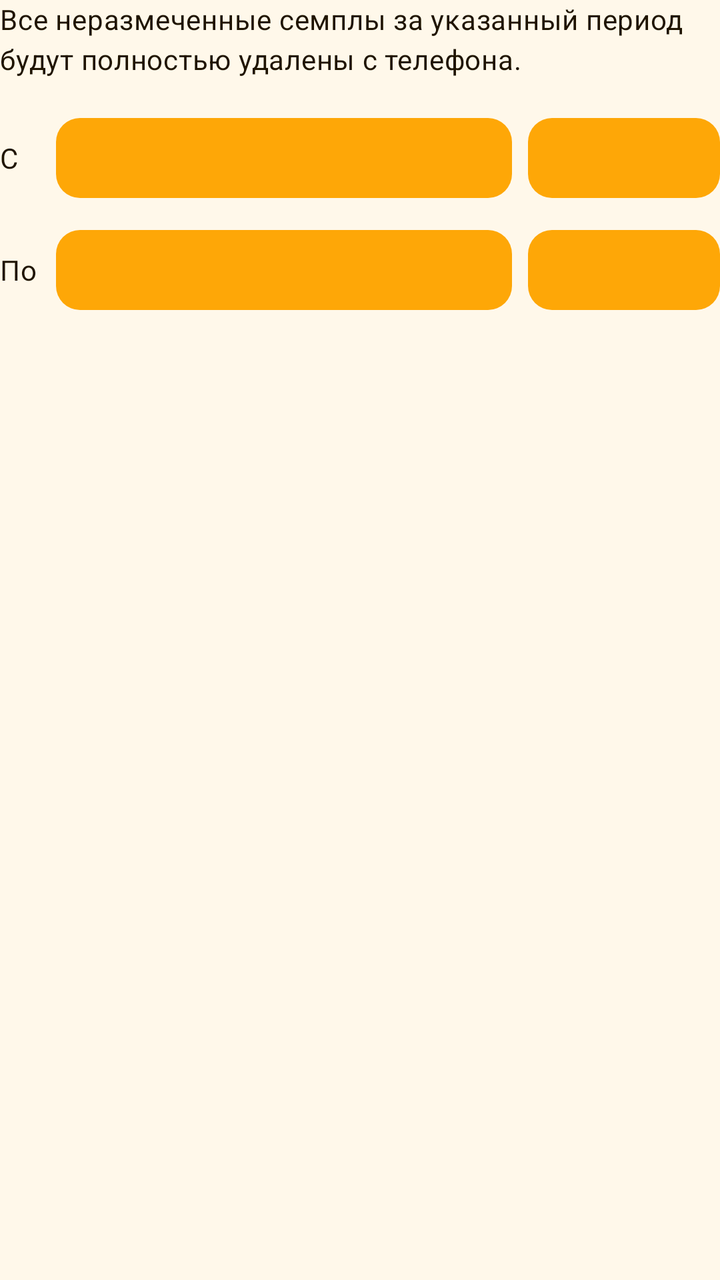
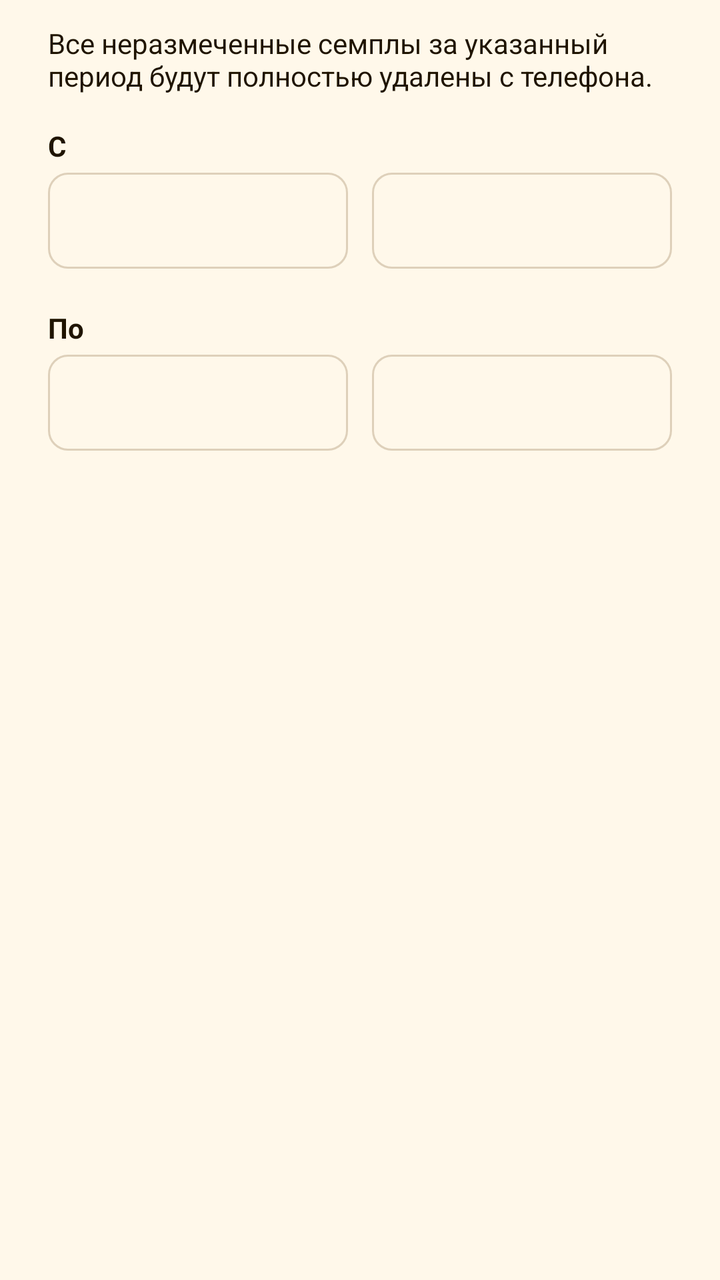

Compare the two renders of this Android layout. The source of the first and the diff that turns it into the second are given below.
<!-- AndroidManifest.xml: application theme Theme.StopEnuresis -->
<!-- res/layout/dialog_clear_pending_samples.xml -->
<?xml version="1.0" encoding="utf-8"?>
<LinearLayout xmlns:android="http://schemas.android.com/apk/res/android"
    android:layout_width="match_parent"
    android:layout_height="wrap_content"
    android:orientation="vertical">

    <TextView
        android:id="@+id/tvClearPendingSamplesMessage"
        android:layout_width="match_parent"
        android:layout_height="wrap_content"
        android:text="@string/clearPendingSamplesDialogMessage"
        android:textAppearance="?attr/textAppearanceBodyMedium" />

    <LinearLayout
        android:layout_width="match_parent"
        android:layout_height="wrap_content"
        android:layout_marginTop="16dp"
        android:gravity="center_vertical"
        android:orientation="horizontal">

        <TextView
            android:layout_width="28dp"
            android:layout_height="wrap_content"
            android:text="@string/dateRangeFrom"
            android:textAppearance="?attr/textAppearanceBodyMedium" />

        <Button
            android:id="@+id/btnStartDate"
            android:layout_width="0dp"
            android:layout_height="48dp"
            android:layout_weight="1"
            android:minHeight="48dp"
            android:textAllCaps="false" />

        <Button
            android:id="@+id/btnStartTime"
            android:layout_width="96dp"
            android:layout_height="48dp"
            android:layout_marginStart="8dp"
            android:minHeight="48dp"
            android:textAllCaps="false" />

    </LinearLayout>

    <LinearLayout
        android:layout_width="match_parent"
        android:layout_height="wrap_content"
        android:layout_marginTop="8dp"
        android:gravity="center_vertical"
        android:orientation="horizontal">

        <TextView
            android:layout_width="28dp"
            android:layout_height="wrap_content"
            android:text="@string/dateRangeTo"
            android:textAppearance="?attr/textAppearanceBodyMedium" />

        <Button
            android:id="@+id/btnEndDate"
            android:layout_width="0dp"
            android:layout_height="48dp"
            android:layout_weight="1"
            android:minHeight="48dp"
            android:textAllCaps="false" />

        <Button
            android:id="@+id/btnEndTime"
            android:layout_width="96dp"
            android:layout_height="48dp"
            android:layout_marginStart="8dp"
            android:minHeight="48dp"
            android:textAllCaps="false" />

    </LinearLayout>

</LinearLayout>
<!-- resources referenced by this layout -->
<resources>
  <string name="clearPendingSamplesDialogMessage">Все неразмеченные семплы за указанный период будут полностью удалены с телефона.</string>
  <string name="dateRangeFrom">С</string>
  <string name="dateRangeTo">По</string>
  <style name="Theme.StopEnuresis" parent="Theme.Material3.DayNight.NoActionBar">
          <item name="colorPrimary">@color/brand_orange</item>
          <item name="colorOnPrimary">@color/brand_on_orange</item>
          <item name="colorPrimaryContainer">@color/brand_orange_light</item>
          <item name="colorOnPrimaryContainer">@color/brand_on_orange</item>
          <item name="colorSecondary">@color/brand_orange_dark</item>
          <item name="colorOnSecondary">@color/white</item>
          <item name="colorSecondaryContainer">@color/brand_orange_light</item><item name="colorOnSecondaryContainer">@color/brand_on_orange</item><item name="materialButtonStyle">@style/QuietButton</item><item name="colorSurface">@color/brand_surface</item>
          <item name="colorOnSurface">@color/ui_text</item>
          <item name="android:textColorPrimary">@color/ui_text</item>
          <item name="android:textColorSecondary">@color/ui_secondary</item>
          <item name="android:windowBackground">@color/brand_surface</item>
          <item name="colorSurfaceVariant">@color/brand_surface_variant</item>
          <item name="colorOutline">@color/brand_outline</item>
          <item name="android:statusBarColor">?attr/colorSurface</item>
          <item name="android:navigationBarColor">?attr/colorSurface</item>
          <item name="android:windowLightStatusBar">true</item>
      </style>
  <color name="brand_orange">#FEA707</color>
  <color name="brand_on_orange">#FF1F1400</color>
  <color name="brand_orange_light">#FFF2CC</color>
  <color name="brand_orange_dark">#B86F00</color>
  <color name="white">#FFFFFFFF</color>
  <style name="QuietButton" parent="Widget.Material3.Button"><item name="cornerRadius">12dp</item><item name="android:textSize">16sp</item><item name="android:textStyle">bold</item></style>
  <color name="brand_surface">#FFF8EA</color>
  <color name="ui_text">#1F1400</color>
  <color name="ui_secondary">#674718</color>
  <color name="brand_surface_variant">#FFF2DF</color>
  <color name="brand_outline">#FFD8A94A</color>
</resources>

<!-- the commit's change to res/layout/dialog_clear_pending_samples.xml (unified diff, before → after) -->
@@ -1,76 +1,15 @@
-<?xml version="1.0" encoding="utf-8"?>
-<LinearLayout xmlns:android="http://schemas.android.com/apk/res/android"
-    android:layout_width="match_parent"
-    android:layout_height="wrap_content"
-    android:orientation="vertical">
-
-    <TextView
-        android:id="@+id/tvClearPendingSamplesMessage"
-        android:layout_width="match_parent"
-        android:layout_height="wrap_content"
-        android:text="@string/clearPendingSamplesDialogMessage"
-        android:textAppearance="?attr/textAppearanceBodyMedium" />
-
-    <LinearLayout
-        android:layout_width="match_parent"
-        android:layout_height="wrap_content"
-        android:layout_marginTop="16dp"
-        android:gravity="center_vertical"
-        android:orientation="horizontal">
-
-        <TextView
-            android:layout_width="28dp"
-            android:layout_height="wrap_content"
-            android:text="@string/dateRangeFrom"
-            android:textAppearance="?attr/textAppearanceBodyMedium" />
-
-        <Button
-            android:id="@+id/btnStartDate"
-            android:layout_width="0dp"
-            android:layout_height="48dp"
-            android:layout_weight="1"
-            android:minHeight="48dp"
-            android:textAllCaps="false" />
-
-        <Button
-            android:id="@+id/btnStartTime"
-            android:layout_width="96dp"
-            android:layout_height="48dp"
-            android:layout_marginStart="8dp"
-            android:minHeight="48dp"
-            android:textAllCaps="false" />
-
+<ScrollView xmlns:android="http://schemas.android.com/apk/res/android" xmlns:app="http://schemas.android.com/apk/res-auto" android:layout_width="match_parent" android:layout_height="wrap_content">
+    <LinearLayout android:layout_width="match_parent" android:layout_height="wrap_content" android:orientation="vertical" android:paddingHorizontal="24dp" android:paddingTop="12dp" android:paddingBottom="8dp">
+        <TextView android:layout_width="match_parent" android:layout_height="wrap_content" android:text="@string/clearPendingSamplesDialogMessage" android:id="@+id/tvClearPendingSamplesMessage" style="@style/QuietBody" />
+        <TextView android:layout_width="match_parent" android:layout_height="wrap_content" android:text="@string/dateRangeFrom" android:textStyle="bold" android:layout_marginTop="16dp" style="@style/QuietBody" />
+        <LinearLayout android:layout_width="match_parent" android:layout_height="wrap_content" android:orientation="horizontal" android:gravity="center_vertical">
+            <com.google.android.material.button.MaterialButton android:id="@+id/btnStartDate" android:layout_width="0dp" android:layout_weight="1" android:layout_height="56dp" android:minWidth="0dp" android:paddingHorizontal="4dp" android:textSize="14sp" android:textColor="@color/ui_text" app:strokeColor="@color/ui_divider" app:cornerRadius="10dp" style="?attr/materialButtonOutlinedStyle" />
+            <com.google.android.material.button.MaterialButton android:id="@+id/btnStartTime" android:layout_width="0dp" android:layout_weight="1" android:layout_height="56dp" android:minWidth="0dp" android:paddingHorizontal="4dp" android:textSize="14sp" android:textColor="@color/ui_text" app:strokeColor="@color/ui_divider" app:cornerRadius="10dp" style="?attr/materialButtonOutlinedStyle" android:layout_marginStart="12dp" />
+        </LinearLayout>
+        <TextView android:layout_width="match_parent" android:layout_height="wrap_content" android:text="@string/dateRangeTo" android:textStyle="bold" android:layout_marginTop="16dp" style="@style/QuietBody" />
+        <LinearLayout android:layout_width="match_parent" android:layout_height="wrap_content" android:orientation="horizontal" android:gravity="center_vertical">
+            <com.google.android.material.button.MaterialButton android:id="@+id/btnEndDate" android:layout_width="0dp" android:layout_weight="1" android:layout_height="56dp" android:minWidth="0dp" android:paddingHorizontal="4dp" android:textSize="14sp" android:textColor="@color/ui_text" app:strokeColor="@color/ui_divider" app:cornerRadius="10dp" style="?attr/materialButtonOutlinedStyle" />
+            <com.google.android.material.button.MaterialButton android:id="@+id/btnEndTime" android:layout_width="0dp" android:layout_weight="1" android:layout_height="56dp" android:minWidth="0dp" android:paddingHorizontal="4dp" android:textSize="14sp" android:textColor="@color/ui_text" app:strokeColor="@color/ui_divider" app:cornerRadius="10dp" style="?attr/materialButtonOutlinedStyle" android:layout_marginStart="12dp" />
+        </LinearLayout>
     </LinearLayout>
-
-    <LinearLayout
-        android:layout_width="match_parent"
-        android:layout_height="wrap_content"
-        android:layout_marginTop="8dp"
-        android:gravity="center_vertical"
-        android:orientation="horizontal">
-
-        <TextView
-            android:layout_width="28dp"
-            android:layout_height="wrap_content"
-            android:text="@string/dateRangeTo"
-            android:textAppearance="?attr/textAppearanceBodyMedium" />
-
-        <Button
-            android:id="@+id/btnEndDate"
-            android:layout_width="0dp"
-            android:layout_height="48dp"
-            android:layout_weight="1"
-            android:minHeight="48dp"
-            android:textAllCaps="false" />
-
-        <Button
-            android:id="@+id/btnEndTime"
-            android:layout_width="96dp"
-            android:layout_height="48dp"
-            android:layout_marginStart="8dp"
-            android:minHeight="48dp"
-            android:textAllCaps="false" />
-
-    </LinearLayout>
-
-</LinearLayout>
+</ScrollView>
<!-- resource entries referenced after the edit -->
@@ -1,8 +1,10 @@
 <!-- resources referenced by this layout -->
 <resources>
+  <color name="ui_divider">#DED0BA</color>
   <string name="clearPendingSamplesDialogMessage">Все неразмеченные семплы за указанный период будут полностью удалены с телефона.</string>
   <string name="dateRangeFrom">С</string>
   <string name="dateRangeTo">По</string>
+  <style name="QuietBody"><item name="android:textSize">14sp</item><item name="android:textColor">@color/ui_text</item></style>
   <style name="Theme.StopEnuresis" parent="Theme.Material3.DayNight.NoActionBar">
           <item name="colorPrimary">@color/brand_orange</item>
           <item name="colorOnPrimary">@color/brand_on_orange</item>
